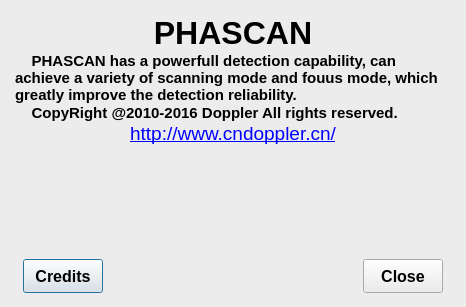
15903016222/Voice, file ui/dialogwidget/aboutdialog.ui: the form before one commit.
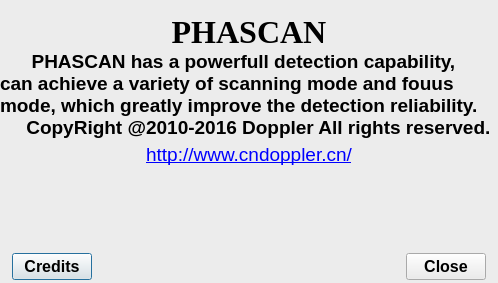
The form after the commit. Icons and pictures are not drawn.

Commit message: Updated: 更新aboutdialog.ui和相关翻译；

What changed in the file:
```diff
--- a/ui/dialogwidget/aboutdialog.ui
+++ b/ui/dialogwidget/aboutdialog.ui
@@ -6,8 +6,8 @@
    <rect>
     <x>0</x>
     <y>0</y>
-    <width>466</width>
-    <height>307</height>
+    <width>498</width>
+    <height>283</height>
    </rect>
   </property>
   <property name="windowTitle">
@@ -16,7 +16,71 @@
   <property name="styleSheet">
    <string notr="true">background-color: rgb(236, 236, 236);</string>
   </property>
-  <layout class="QVBoxLayout" name="verticalLayout" stretch="6,1">
+  <layout class="QVBoxLayout" name="verticalLayout" stretch="3,2,4,0,2">
+   <property name="spacing">
+    <number>0</number>
+   </property>
+   <property name="leftMargin">
+    <number>0</number>
+   </property>
+   <property name="topMargin">
+    <number>0</number>
+   </property>
+   <property name="rightMargin">
+    <number>0</number>
+   </property>
+   <property name="bottomMargin">
+    <number>0</number>
+   </property>
+   <item>
+    <widget class="QLabel" name="label_1">
+     <property name="text">
+      <string/>
+     </property>
+     <property name="pixmap">
+      <pixmap resource="../mainwindow.qrc">:/file/resources/Logo.jpg</pixmap>
+     </property>
+     <property name="alignment">
+      <set>Qt::AlignCenter</set>
+     </property>
+    </widget>
+   </item>
+   <item>
+    <widget class="QLabel" name="label_2">
+     <property name="font">
+      <font>
+       <family>Times New Roman</family>
+       <pointsize>24</pointsize>
+       <weight>75</weight>
+       <bold>true</bold>
+      </font>
+     </property>
+     <property name="text">
+      <string>PHASCAN</string>
+     </property>
+     <property name="alignment">
+      <set>Qt::AlignCenter</set>
+     </property>
+    </widget>
+   </item>
+   <item>
+    <widget class="QLabel" name="label_3">
+     <property name="font">
+      <font>
+       <family>Arial</family>
+       <pointsize>14</pointsize>
+       <weight>75</weight>
+       <bold>true</bold>
+      </font>
+     </property>
+     <property name="text">
+      <string>      PHASCAN has a powerfull detection capability,
+can achieve a variety of scanning mode and fouus
+mode, which greatly improve the detection reliability.
+     CopyRight @2010-2016 Doppler All rights reserved.</string>
+     </property>
+    </widget>
+   </item>
    <item>
     <widget class="QTextEdit" name="textEdit">
      <property name="frameShape">
@@ -30,10 +94,6 @@
 &lt;html&gt;&lt;head&gt;&lt;meta name=&quot;qrichtext&quot; content=&quot;1&quot; /&gt;&lt;style type=&quot;text/css&quot;&gt;
 p, li { white-space: pre-wrap; }
 &lt;/style&gt;&lt;/head&gt;&lt;body style=&quot; font-family:'SimSun'; font-size:9pt; font-weight:400; font-style:normal;&quot;&gt;
-&lt;p align=&quot;center&quot; style=&quot; margin-top:0px; margin-bottom:0px; margin-left:0px; margin-right:0px; -qt-block-indent:0; text-indent:0px;&quot;&gt;&lt;img src=&quot;:/file/resources/Logo.jpg&quot; /&gt;&lt;/p&gt;
-&lt;p align=&quot;center&quot; style=&quot; margin-top:0px; margin-bottom:0px; margin-left:0px; margin-right:0px; -qt-block-indent:0; text-indent:0px;&quot;&gt;&lt;span style=&quot; font-size:24pt; font-weight:600;&quot;&gt;PHASCAN&lt;/span&gt;&lt;/p&gt;
-&lt;p style=&quot; margin-top:0px; margin-bottom:0px; margin-left:0px; margin-right:0px; -qt-block-indent:0; text-indent:0px;&quot;&gt;&lt;span style=&quot; font-size:11pt; font-weight:600;&quot;&gt;    PHASCAN has a powerfull detection capability, can achieve a variety of scanning mode and fouus mode, which greatly improve the detection reliability.&lt;/span&gt;&lt;/p&gt;
-&lt;p style=&quot; margin-top:0px; margin-bottom:0px; margin-left:0px; margin-right:0px; -qt-block-indent:0; text-indent:0px;&quot;&gt;&lt;span style=&quot; font-size:11pt; font-weight:600;&quot;&gt;    CopyRight @2010-2016 Doppler All rights reserved.&lt;/span&gt;&lt;/p&gt;
 &lt;p align=&quot;center&quot; style=&quot; margin-top:0px; margin-bottom:0px; margin-left:0px; margin-right:0px; -qt-block-indent:0; text-indent:0px;&quot;&gt;&lt;a href=&quot;http://www.cndoppler.cn&quot;&gt;&lt;span style=&quot; font-size:14pt; text-decoration: underline; color:#0000ff;&quot;&gt;http://www.cndoppler.cn/&lt;/span&gt;&lt;/a&gt;&lt;/p&gt;&lt;/body&gt;&lt;/html&gt;</string>
      </property>
     </widget>
@@ -45,7 +105,7 @@
        <number>12</number>
       </property>
       <property name="topMargin">
-       <number>3</number>
+       <number>0</number>
       </property>
       <property name="rightMargin">
        <number>12</number>
```
Left out of the diff: 4 changed lines with no effect on the pictures. The commit also changes 2 other files.
